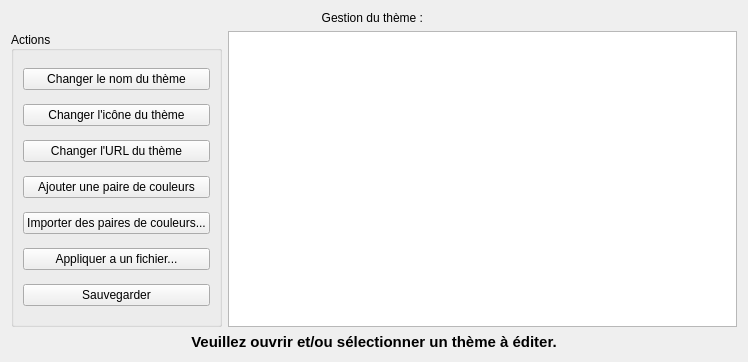
Above: ui/themeeditor.ui from SchawnnDev/ColorThemeManager before the change. Below: the same form after it.
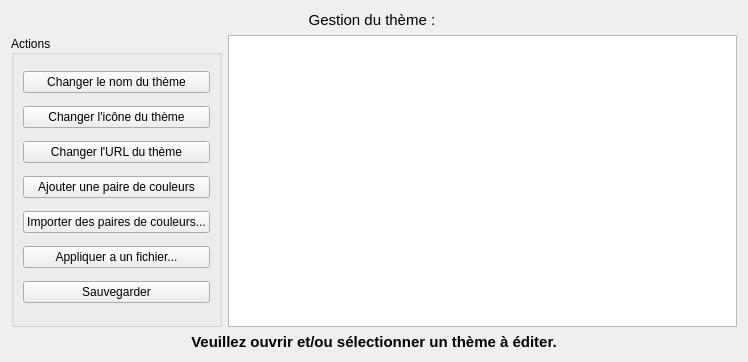
That is the form after the change.

```diff
--- a/ui/themeeditor.ui
+++ b/ui/themeeditor.ui
@@ -16,6 +16,11 @@
   <layout class="QVBoxLayout" name="verticalLayout">
    <item>
     <widget class="QLabel" name="themeEditorTitle">
+     <property name="font">
+      <font>
+       <pointsize>11</pointsize>
+      </font>
+     </property>
      <property name="text">
       <string>Gestion du thème : &lt;nom&gt;</string>
      </property>
```
